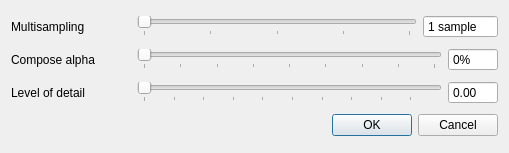
First picture: the form in src/ConfigurationDialog.ui, repository vg-lab/SynCoPa, before the edit.
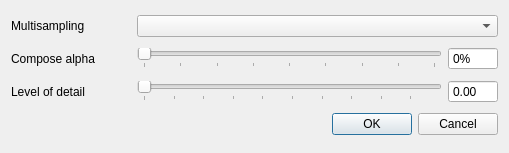
Second picture: the form after the edit. Icons and pictures are not drawn.

Commit message: Alpha in particles. Combobox for samples in configuration dialog.

Diff of the .ui file:
```diff
--- a/src/ConfigurationDialog.ui
+++ b/src/ConfigurationDialog.ui
@@ -22,7 +22,7 @@
   </property>
   <layout class="QVBoxLayout" name="verticalLayout">
    <item>
-    <layout class="QHBoxLayout" name="horizontalLayout">
+    <layout class="QHBoxLayout" name="horizontalLayout" stretch="0,1">
      <item>
       <widget class="QLabel" name="label">
        <property name="minimumSize">
@@ -40,51 +40,7 @@
       </widget>
      </item>
      <item>
-      <widget class="QSlider" name="msSlider">
-       <property name="toolTip">
-        <string>Select image multisampling</string>
-       </property>
-       <property name="maximum">
-        <number>16</number>
-       </property>
-       <property name="singleStep">
-        <number>4</number>
-       </property>
-       <property name="sliderPosition">
-        <number>0</number>
-       </property>
-       <property name="orientation">
-        <enum>Qt::Horizontal</enum>
-       </property>
-       <property name="tickPosition">
-        <enum>QSlider::TicksBelow</enum>
-       </property>
-      </widget>
-     </item>
-     <item>
-      <widget class="QSpinBox" name="msSpinbox">
-       <property name="minimumSize">
-        <size>
-         <width>75</width>
-         <height>0</height>
-        </size>
-       </property>
-       <property name="toolTip">
-        <string>Select image multisampling</string>
-       </property>
-       <property name="readOnly">
-        <bool>true</bool>
-       </property>
-       <property name="buttonSymbols">
-        <enum>QAbstractSpinBox::NoButtons</enum>
-       </property>
-       <property name="suffix">
-        <string> sample</string>
-       </property>
-       <property name="minimum">
-        <number>1</number>
-       </property>
-      </widget>
+      <widget class="QComboBox" name="sampleCombo"/>
      </item>
     </layout>
    </item>
```
The commit also changes 5 other files.
